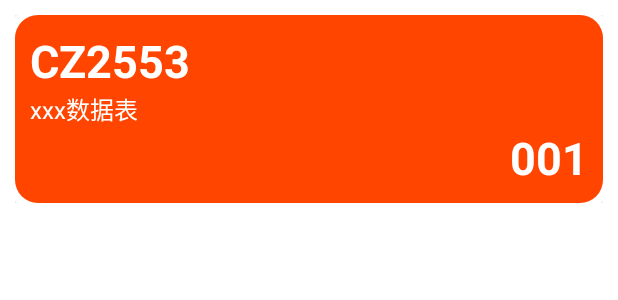
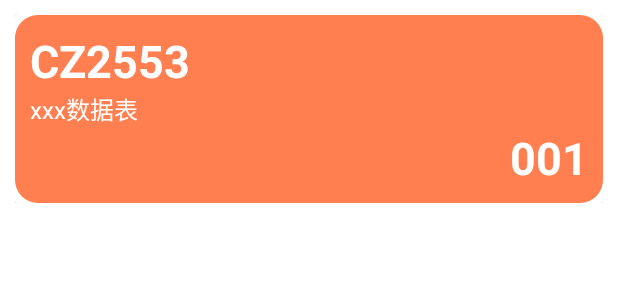
Before and after one commit to impptg/E_Measure, an Android app: the layout item_task.xml on its own in the app's theme, with its tools: preview values and no code run, on a phone screen of 412 x 824 dp. Shown: the top 300 px of the screen. Run offline under Robolectric (Android 15) with nearby library versions, the phone set to English and light mode, and no system bars.

Commit message:
为Home页面配置颜色

```diff
--- a/app/src/main/java/com/pptg/e_measure/ui/home/HomeFragment.kt
+++ b/app/src/main/java/com/pptg/e_measure/ui/home/HomeFragment.kt
@@ -34,7 +34,7 @@ class HomeFragment : Fragment() {
         val root: View = binding.root
 
 
-         viewModel.Task()
+        // viewModel.Task()
         // Thread.sleep(1000)
         val layoutManager = LinearLayoutManager(EMApplication.context)
         // adapter = TaskAdapter(viewModel.mList)
--- /dev/null
+++ b/app/src/main/res/drawable/item_task_1.xml
@@ -0,0 +1,6 @@
+<?xml version="1.0" encoding="utf-8"?>
+<shape xmlns:android="http://schemas.android.com/apk/res/android">
+    <solid android:color="@color/orange_700"/>
+    <corners
+        android:radius="@dimen/radian_dp"/>
+</shape>
--- /dev/null
+++ b/app/src/main/res/drawable/item_task_2.xml
@@ -0,0 +1,6 @@
+<?xml version="1.0" encoding="utf-8"?>
+<shape xmlns:android="http://schemas.android.com/apk/res/android">
+    <solid android:color="@color/blue_300"/>
+    <corners
+        android:radius="@dimen/radian_dp"/>
+</shape>
--- a/app/src/main/res/drawable/item_blue.xml
+++ b/app/src/main/res/drawable/item_task_3.xml
@@ -1,6 +1,6 @@
 <?xml version="1.0" encoding="utf-8"?>
 <shape xmlns:android="http://schemas.android.com/apk/res/android">
-    <solid android:color="@color/orangered"/>
+    <solid android:color="@color/green_500"/>
     <corners
         android:radius="@dimen/radian_dp"/>
 </shape>
--- a/app/src/main/res/layout/fragment_home.xml
+++ b/app/src/main/res/layout/fragment_home.xml
@@ -10,6 +10,7 @@
         android:id="@+id/rv_home"
         android:layout_width="match_parent"
         android:layout_height="wrap_content"
+        android:paddingBottom="50dp"
         app:layout_constraintStart_toStartOf="parent"
         app:layout_constraintTop_toTopOf="parent" />
 
--- a/app/src/main/res/layout/item_task.xml
+++ b/app/src/main/res/layout/item_task.xml
@@ -2,7 +2,9 @@
 <LinearLayout xmlns:android="http://schemas.android.com/apk/res/android"
     android:layout_width="match_parent"
     android:layout_height="wrap_content"
-    android:padding="@dimen/padding_dp">
+    android:paddingRight="@dimen/padding_dp"
+    android:paddingLeft="@dimen/padding_dp"
+    android:paddingTop="@dimen/padding_dp">
     <androidx.cardview.widget.CardView
         android:layout_width="match_parent"
         android:layout_height="wrap_content">
@@ -11,7 +13,7 @@
             android:orientation="vertical"
             android:layout_width="match_parent"
             android:layout_height="wrap_content"
-            android:background="@drawable/item_blue">
+            android:background="@drawable/item_task_1">
             <TextView
                 android:id="@+id/tv_name"
                 android:text="CZ2553"
```
Also changed, not shown: app/src/main/java/com/pptg/e_measure/adapter/TaskAdapter.kt (+12 -1 lines), app/src/main/res/values/colors.xml (+37 -7 lines), app/src/main/res/values/dimen.xml (deleted, +0 -16 lines), app/src/main/res/values/dimens.xml (+14 -0 lines), 3 other files.
